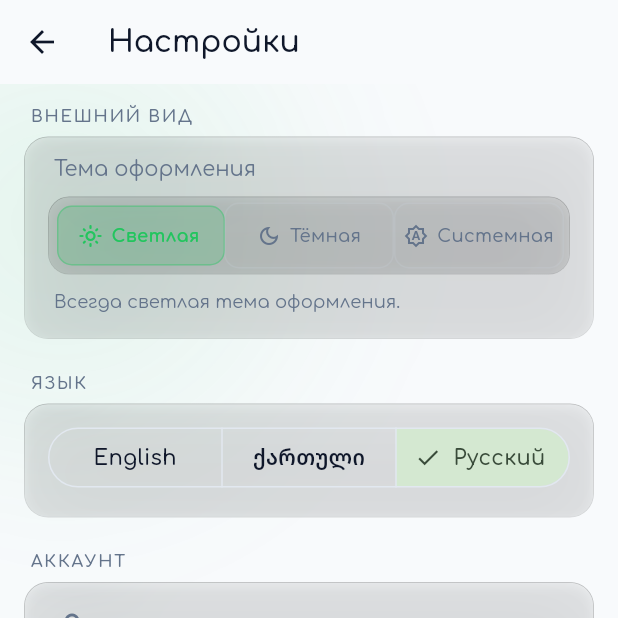
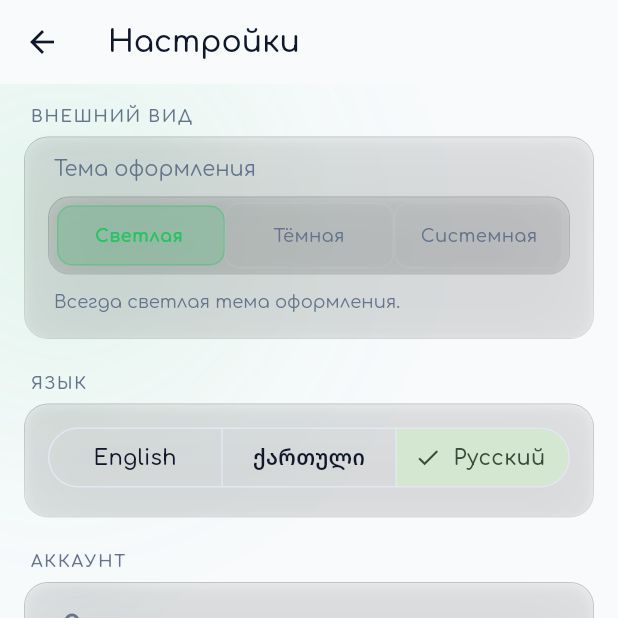
Before and after one commit to thefatedone/fitness-project, a Flutter app: the SettingsScreen screen opened directly, after a tap on "Светлая", on a phone screen of 412 x 824 dp, the top half of it. Run offline on Flutter 3.47's test engine with Material 3 defaults, Android fonts, the phone set to English and light mode, and no system bars; our stand-ins replace dio, fl_chart, flutter_markdown, flutter_secure_storage, image_cropper, image_picker and 1 more; accounts and stored records are empty.

Commit message:
fix(glass): linear sheen band + drop theme-switcher icons
Two visual regressions from Part 1 fixed:

* glass_surface: replace the radial specular gradient with a
  top-to-bottom linear band. The radial blob was a circular
  bright spot at hero tier's 0.18 peak alpha, reading as an
  accidental artifact rather than light-from-above. The linear
  band is uniform across the card width, fades naturally to
  zero at the rect bottom (no seam), and matches the iOS-
  canonical top-edge sheen. Also theme-aware now — additive
  white in dark theme, additive black in light theme (the
  band deepens the white surface rather than washing out).
  Shape is consistent across hero/surface/inline tiers; only
  peak brightness differs.

* settings_screen: drop the per-segment icons in
  _ThemeModeSwitcher. The icon+spacer consumed 22 dp of
  horizontal space per segment, which on 320 dp iPhone SE left
  ~52 dp of usable text budget — crowding the Russian
  "Системная" / Georgian "სისტემური" labels into ~40%
  scale-down. Text-only segments align the theme switcher with
  the language switcher's existing pattern (which has been
  text-only all along) and eliminate the crowding across all
  phone widths. The sliding pill already conveys active state,
  so the icon was redundant decoration.

Co-Authored-By: Claude Code <noreply@anthropic.com>

```diff
--- a/flutter_app/lib/features/settings/screens/settings_screen.dart
+++ b/flutter_app/lib/features/settings/screens/settings_screen.dart
@@ -630,7 +630,6 @@ class _ThemeModeSwitcherState extends State<_ThemeModeSwitcher>
                         _segment(
                           theme,
                           l10n.themeLight,
-                          Icons.light_mode_outlined,
                           AppThemeMode.light,
                           pillLeft,
                           segmentWidth,
@@ -638,7 +637,6 @@ class _ThemeModeSwitcherState extends State<_ThemeModeSwitcher>
                         _segment(
                           theme,
                           l10n.themeDark,
-                          Icons.dark_mode_outlined,
                           AppThemeMode.dark,
                           pillLeft,
                           segmentWidth,
@@ -646,7 +644,6 @@ class _ThemeModeSwitcherState extends State<_ThemeModeSwitcher>
                         _segment(
                           theme,
                           l10n.themeSystem,
-                          Icons.brightness_auto_outlined,
                           AppThemeMode.system,
                           pillLeft,
                           segmentWidth,
@@ -666,7 +663,6 @@ class _ThemeModeSwitcherState extends State<_ThemeModeSwitcher>
   Widget _segment(
     ThemeData theme,
     String label,
-    IconData icon,
     AppThemeMode value,
     double pillLeft,
     double segmentWidth,
@@ -726,31 +722,21 @@ class _ThemeModeSwitcherState extends State<_ThemeModeSwitcher>
                       ? theme.colorScheme.primary
                       : theme.colorScheme.onSurfaceVariant,
                 ),
-                // The segment's width is fixed at
-                // `constraints.maxWidth / 3` (one third of the
-                // track), which on narrow phones leaves very
-                // little room for the label — especially for the
-                // longer Georgian translations like
-                // "სისტემმური" (System). Without this FittedBox
-                // the text would wrap to a second line and break
-                // the segment's fixed 44px height. `scaleDown`
-                // shrinks the text to fit, never enlarges it.
+                // Text-only segment: the per-segment icon was
+                // dropped to free ~22 dp of horizontal space,
+                // which was crowding the label on narrow phones
+                // (iPhone SE: ~52 dp usable text budget per
+                // segment after the icon+gap block). The sliding
+                // pill already conveys the active state, so the
+                // icon was redundant decoration. Matches the
+                // language switcher's text-only pattern.
+                //
+                // `FittedBox(scaleDown)` shrinks the label to
+                // fit; `maxLines: 1` keeps the segment's fixed
+                // 44 dp height intact.
                 child: FittedBox(
                   fit: BoxFit.scaleDown,
-                  child: Row(
-                    mainAxisSize: MainAxisSize.min,
-                    children: [
-                      Icon(
-                        icon,
-                        size: 16,
-                        color: active
-                            ? theme.colorScheme.primary
-                            : theme.colorScheme.onSurfaceVariant,
-                      ),
-                      const SizedBox(width: 6),
-                      Text(label, maxLines: 1),
-                    ],
-                  ),
+                  child: Text(label, maxLines: 1),
                 ),
               ),
             ),
--- a/flutter_app/lib/widgets/glass/glass_surface.dart
+++ b/flutter_app/lib/widgets/glass/glass_surface.dart
@@ -306,44 +306,44 @@ class _GlassPainter extends CustomPainter {
       ).createShader(Rect.fromLTWH(0, 0, size.width, size.height));
     canvas.drawRRect(rrect, borderPaint);
 
-    // 5. Specular highlight — a soft, low-opacity gleam that lives
-    //    ONLY in the top ~22% of the surface. Tier-aware peak
-    //    alpha (hero gets the strongest "I'm glass" gleam; inline
-    //    is barely there).
+    // 5. Specular highlight — a soft horizontal band that hugs
+    //    the top edge of the surface and fades down over the
+    //    top ~22% of the card. Tier-aware peak alpha (hero gets
+    //    the strongest "I'm glass" gleam; inline is barely
+    //    there). Shape is consistent across tiers — only the
+    //    peak brightness changes — so cards on the same screen
+    //    read as a coherent family rather than each producing
+    //    its own artifact shape.
+    //
+    //    A `LinearGradient` (not radial) is what produces the
+    //    "light from above" reading: the band is uniform across
+    //    the card width with no circular falloff or blob, and
+    //    alpha naturally reaches zero at the bottom of the
+    //    streak — no seam where `drawRect` cuts. The earlier
+    //    radial approach produced a circular bright spot at
+    //    hero tier's 0.18 peak alpha, which read as a misplaced
+    //    artifact rather than a deliberate light source; the
+    //    linear band is the iOS-canonical top-edge sheen.
     if (enableSpecular) {
       final streakHeight = size.height *
           GlassTokens.specularHeightFraction;
       final fadeStop = GlassTokens.specularInnerFadeStop;
       final peak = GlassTokens.specularAlphaFor(elevation);
-      // Use a horizontal-only radial gradient: peak at the
-      // top-centre, falling off to zero at the bottom of the
-      // streak. There's no horizontal falloff so the highlight
-      // doesn't taper at the sides — that gives a more
-      // "horizontal sheen" feel, which matches the way iOS
-      // renders the top edge of glass.
-      //
-      // CRITICAL: `RadialGradient.radius` is a FRACTION of the
-      // shortest side of the paint rect, NOT an absolute pixel
-      // value. The rect below is `streakHeight` tall, so an
-      // absolute radius of `streakHeight * 1.4` would resolve to
-      // 1.4 × (rect's shortest side, also `streakHeight`) =
-      // `1.4 * streakHeight * streakHeight` in equivalent pixels
-      // — dozens of times the rect itself, which is why the
-      // gradient never fell off inside the streak and `drawRect`
-      // hard-cut it at the bottom (the visible "lighter top,
-      // darker bottom with a seam" band). The correct value is
-      // a plain fraction: 1.4 means the radial falloff reaches
-      // zero at 1.4 × the rect's shortest side, comfortably
-      // past the rect's bottom edge so the alpha is already at
-      // zero by the time `drawRect` cuts off — no seam.
+      // Theme-aware additive colour: white in dark theme
+      // brightens the streak (light-on-glass), black in light
+      // theme darkens it (additive shadow on the white surface).
+      // `BlendMode.plus` of black on white actually deepens the
+      // surface, which reads as a soft top-edge inset rather
+      // than a hot specular dot — same band, opposite polarity.
+      final sheenColor = isDark ? Colors.white : Colors.black;
       final specularPaint = Paint()
         ..blendMode = BlendMode.plus
-        ..shader = RadialGradient(
-          center: Alignment(0, -0.6),
-          radius: 1.4,
+        ..shader = LinearGradient(
+          begin: Alignment.topCenter,
+          end: Alignment.bottomCenter,
           colors: [
-            Colors.white.withValues(alpha: peak),
-            Colors.white.withValues(alpha: 0),
+            sheenColor.withValues(alpha: peak),
+            sheenColor.withValues(alpha: 0),
           ],
           stops: [0.0, fadeStop],
         ).createShader(
```
